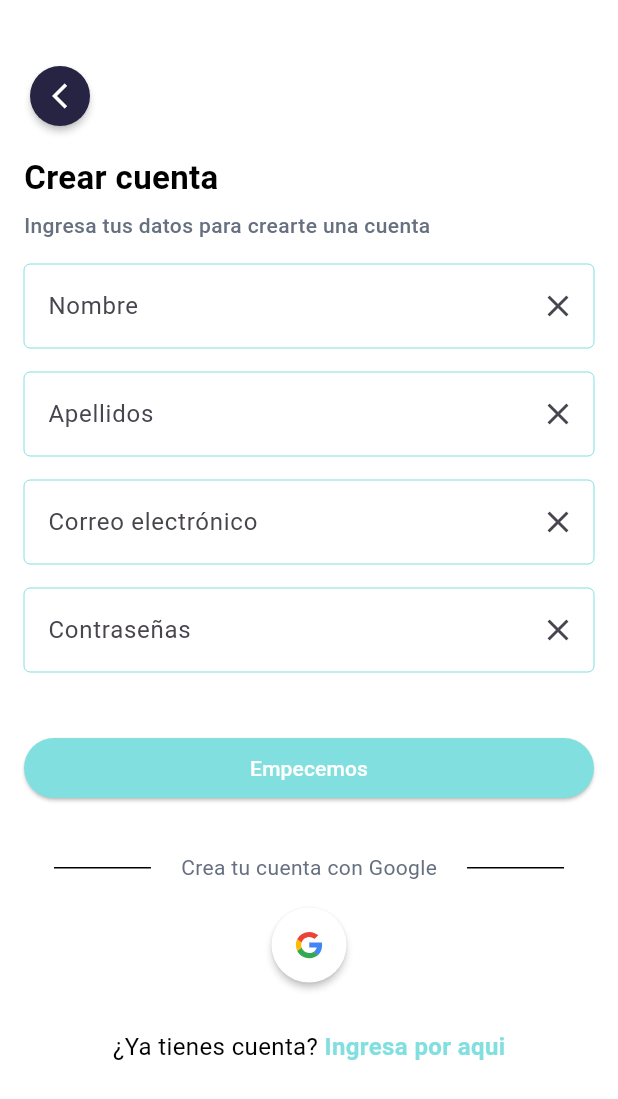
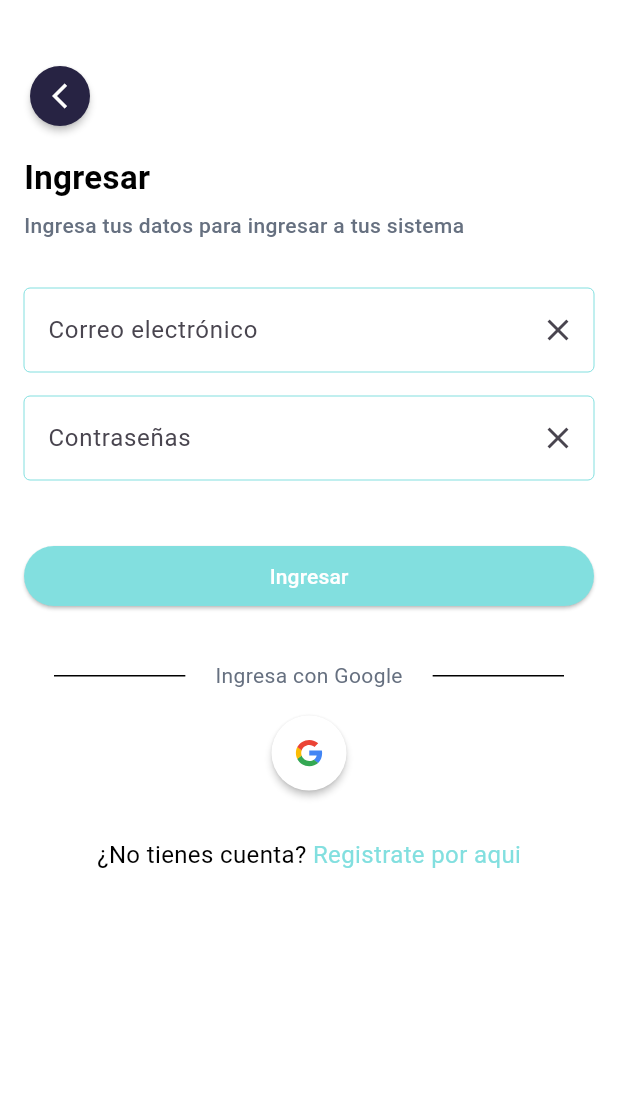
Before and after one commit to ArielColqueH/vetmed-app, a Flutter app: the screen it shows after launch, on a phone screen of 412 x 824 dp. Shown: the top 1099 px of the screen. Run offline on Flutter 3.47's test engine with Material 2 defaults, Android fonts, the phone set to English and light mode, and no system bars; our stand-ins replace firebase_core, flutter_svg; accounts and stored records are empty.

Commit message:
se agrego pantalla de login

```diff
--- a/lib/main.dart
+++ b/lib/main.dart
@@ -1,6 +1,7 @@
 import 'package:firebase_core/firebase_core.dart';
 import 'package:flutter/material.dart';
 import 'package:vetmed_app/presentation/pages/authentication/Login_Page.dart';
+import 'package:vetmed_app/presentation/pages/authentication/Welcome_Page.dart';
 import 'package:vetmed_app/presentation/pages/authentication/SignUp_Page.dart';
 import 'package:vetmed_app/utils/colors.dart';
 import 'firebase_options.dart';
@@ -24,7 +25,7 @@ class MyApp extends StatelessWidget {
         useMaterial3: true,
         scaffoldBackgroundColor: primaryWhite,
       ),
-      home: const SingUpPage(),
+      home: const LoginPage(),
     );
   }
 }
--- a/lib/presentation/pages/authentication/Login_Page.dart
+++ b/lib/presentation/pages/authentication/Login_Page.dart
@@ -1,54 +1,86 @@
 import 'package:flutter/material.dart';
+import 'package:vetmed_app/presentation/pages/authentication/widgets/button-logo.dart';
+import 'package:vetmed_app/presentation/pages/authentication/widgets/divider-detail.dart';
+import 'package:vetmed_app/presentation/widgets/button-back.dart';
 import 'package:vetmed_app/utils/colors.dart';
 import '../../../utils/colors.dart';
 import '../../widgets/button-normal.dart';
+import '../../widgets/input-normal.dart';
+import '../../widgets/subtitle.dart';
+import '../../widgets/title.dart';
+import '../../widgets/two-link-text.dart';
 
 class LoginPage extends StatelessWidget {
   const LoginPage({Key? key}) : super(key: key);
 
   @override
   Widget build(BuildContext context) {
+    final _textController = TextEditingController();
     return Scaffold(
+      resizeToAvoidBottomInset: false,
       body: Padding(
         padding: const EdgeInsets.symmetric(
           horizontal: 16,
+          vertical: 40,
         ),
         child: Column(
-          mainAxisAlignment: MainAxisAlignment.center,
           children: [
-            const Image(
-              image: AssetImage(
-                "assets/images/img-veterinary-pet.png",
-              ),
+            ButtonBack(
+              color: secondaryColor,
             ),
-            Text(
-              "VETMED",
-              style: TextStyle(
-                  color: primaryBlack,
-                  fontSize: 64.0,
-                  fontWeight: FontWeight.w600),
+            const SizedBox(
+              height: 16,
             ),
-            SizedBox(
+            const TitleScreen(
+              texto: 'Ingresar',
+            ),
+            const SizedBox(
               height: 8,
             ),
-            Text(
-              "Una app para ti y tu mascota",
-              style: TextStyle(
-                  color: primaryBlack,
-                  fontSize: 24.0,
-                  fontWeight: FontWeight.w400),
+            const Subtitle(
+              texto: 'Ingresa tus datos para ingresar a tus sistema',
             ),
-            SizedBox(
-              height: 48,
+            const SizedBox(
+              height: 16,
+            ),
+            const SizedBox(
+              height: 16,
+            ),
+            const InputNormal(
+              placeholder: 'Correo electrónico',
+            ),
+            const SizedBox(
+              height: 16,
+            ),
+            const InputNormal(
+              placeholder: 'Contraseñas',
+            ),
+            const SizedBox(
+              height: 8,
+            ),
+            const SizedBox(
+              height: 32,
             ),
             ButtonNormal(
-              color: primaryColor, text: 'Ingresar',
+              color: primaryColor,
+              text: 'Ingresar',
             ),
-            SizedBox(
-              height: 24,
+            const SizedBox(
+              height: 32,
             ),
-            ButtonNormal(
-              color: secondaryColor, text: 'Crear cuenta',
+            const DividerDetail(
+              texto: 'Ingresa con Google',
+            ),
+            const SizedBox(
+              height: 16,
+            ),
+            const ButtonLogo(),
+            const SizedBox(
+              height: 32,
+            ),
+            const TwoLinkText(
+              normalText: '¿No tienes cuenta? ',
+              linkText: 'Registrate por aqui',
             ),
           ],
         ),
@@ -56,12 +88,3 @@ class LoginPage extends StatelessWidget {
     );
   }
 }
-
-final ButtonStyle raisedButtonStyle = ElevatedButton.styleFrom(
-  onPrimary: primaryWhite,
-  primary: primaryColor,
-  padding: const EdgeInsets.symmetric(horizontal: 16),
-  shape: const RoundedRectangleBorder(
-    borderRadius: BorderRadius.all(Radius.circular(100)),
-  ),
-);
--- a/lib/presentation/pages/authentication/SignUp_Page.dart
+++ b/lib/presentation/pages/authentication/SignUp_Page.dart
@@ -17,6 +17,7 @@ class SingUpPage extends StatelessWidget {
   Widget build(BuildContext context) {
     final _textController = TextEditingController();
     return Scaffold(
+      resizeToAvoidBottomInset: false,
       body: Padding(
         padding: const EdgeInsets.symmetric(
           horizontal: 16,
--- a/lib/presentation/widgets/two-link-text.dart
+++ b/lib/presentation/widgets/two-link-text.dart
@@ -34,7 +34,7 @@ class TwoLinkText extends StatelessWidget {
             style: TextStyle(
               fontSize: 16.0,
               color: primaryColor,
-              fontWeight: FontWeight.w700,
+              fontWeight: FontWeight.w400,
               height: 1.2727,
             ),
           ),
```
Also changed, not shown: lib/presentation/pages/authentication/Welcome_Page.dart (added, +66 -0 lines).
